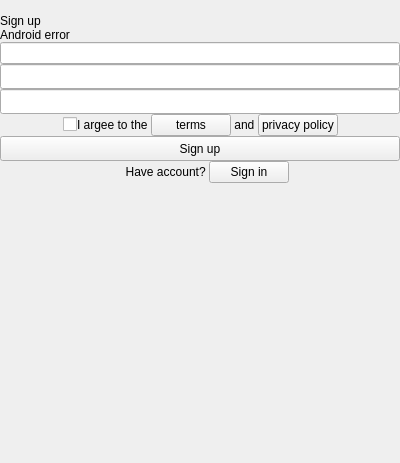
demlabs-cellframe/dap-ui-sdk, file ui/mobile/SignUpScreen.ui: the form before one commit.
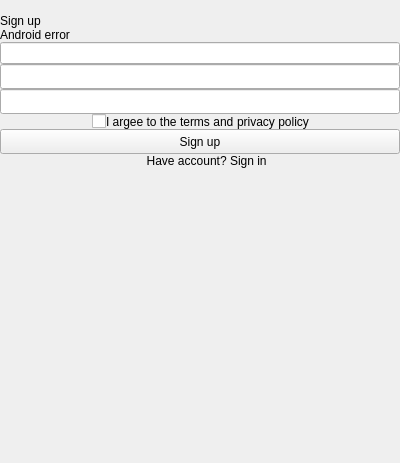
The form after the commit. Custom widgets are drawn as their Qt base class.

Commit message: [*] set new widget

What changed in the file:
```diff
--- a/ui/mobile/SignUpScreen.ui
+++ b/ui/mobile/SignUpScreen.ui
@@ -228,13 +228,7 @@
        </widget>
       </item>
       <item>
-       <widget class="QPushButton" name="btnTerms">
-        <property name="sizePolicy">
-         <sizepolicy hsizetype="Minimum" vsizetype="Preferred">
-          <horstretch>0</horstretch>
-          <verstretch>0</verstretch>
-         </sizepolicy>
-        </property>
+       <widget class="ClickableLabel" name="lblTerms">
         <property name="text">
          <string>terms</string>
         </property>
@@ -254,13 +248,7 @@
        </widget>
       </item>
       <item>
-       <widget class="QPushButton" name="btnPrivacyPolisy">
-        <property name="sizePolicy">
-         <sizepolicy hsizetype="Minimum" vsizetype="Preferred">
-          <horstretch>0</horstretch>
-          <verstretch>0</verstretch>
-         </sizepolicy>
-        </property>
+       <widget class="ClickableLabel" name="lblPrivacyPolisy">
         <property name="text">
          <string>privacy policy</string>
         </property>
@@ -373,13 +361,7 @@
        </widget>
       </item>
       <item>
-       <widget class="QPushButton" name="btnSignIn">
-        <property name="sizePolicy">
-         <sizepolicy hsizetype="Preferred" vsizetype="Preferred">
-          <horstretch>0</horstretch>
-          <verstretch>0</verstretch>
-         </sizepolicy>
-        </property>
+       <widget class="ClickableLabel" name="lblSignIn">
         <property name="text">
          <string>Sign in</string>
         </property>
@@ -433,6 +415,11 @@
    <extends>QLineEdit</extends>
    <header location="global">PasswordLineEdit.h</header>
   </customwidget>
+  <customwidget>
+   <class>ClickableLabel</class>
+   <extends>QLabel</extends>
+   <header location="global">ClickableLabel.h</header>
+  </customwidget>
  </customwidgets>
  <resources/>
  <connections/>
```
The commit also changes 7 other files.
